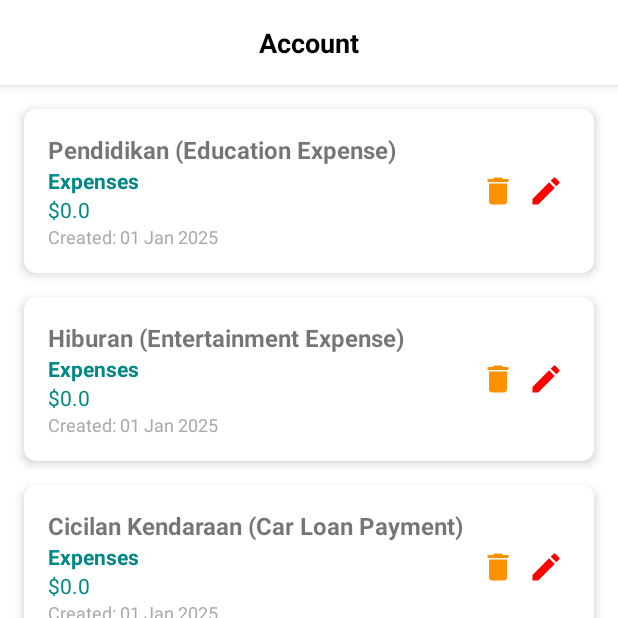
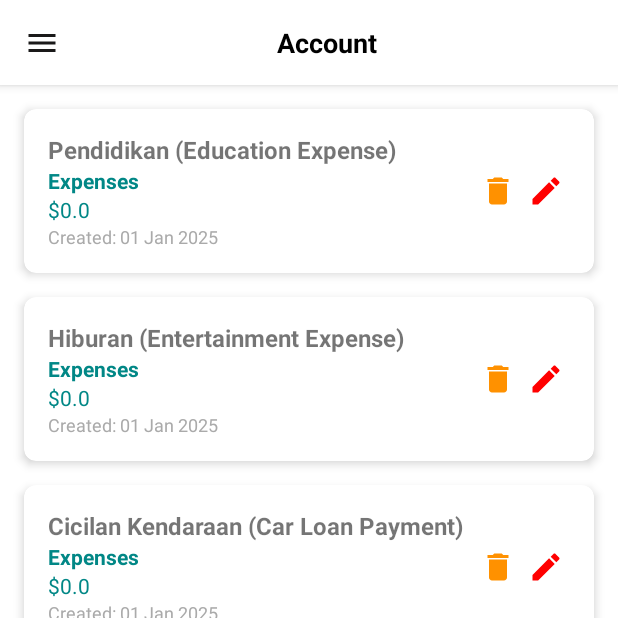
Before and after one commit to okomtayiw/accounting, an Android app: the screen it shows after launch (MainActivity), on a phone screen of 412 x 824 dp, the top half of it. Run offline under Robolectric (Android 15) with nearby library versions, the light colour scheme and no system bars; our stand-ins replace Room's generated code, navigation-ui.

Commit message:
add drawer to account fragment event

```diff
--- a/app/build.gradle
+++ b/app/build.gradle
@@ -69,6 +69,10 @@ dependencies {
     implementation libs.androidx.navigation.ui.ktx.v260
     implementation libs.material
 
+    implementation libs.androidx.drawerlayout
+    implementation libs.google.material.v1100
+
+
     // Vector drawable support
     implementation libs.androidx.vectordrawable
 
--- a/app/src/main/java/com/babsnet/accounting/ui/Account/AccountFragment.kt
+++ b/app/src/main/java/com/babsnet/accounting/ui/Account/AccountFragment.kt
@@ -5,6 +5,8 @@ import android.view.LayoutInflater
 import android.view.View
 import android.view.ViewGroup
 import android.widget.Toast
+import androidx.core.view.GravityCompat
+import androidx.drawerlayout.widget.DrawerLayout
 import androidx.fragment.app.Fragment
 import androidx.lifecycle.ViewModelProvider
 import androidx.navigation.fragment.findNavController
@@ -42,6 +44,10 @@ class AccountFragment : Fragment() {
         // Setup repository and ViewModel
         val repository = setupRepository()
         accountViewModel = setupViewModel(repository)
+        val drawerLayout = activity?.findViewById<DrawerLayout>(R.id.drawer_layout)
+        binding.btnMenu.setOnClickListener {
+            drawerLayout?.openDrawer(GravityCompat.START)
+        }
 
         // Setup RecyclerView
         val adapter = AccountAdapter(
--- a/app/src/main/java/com/babsnet/accounting/ui/transactions/TransactionsFragment.kt
+++ b/app/src/main/java/com/babsnet/accounting/ui/transactions/TransactionsFragment.kt
@@ -11,10 +11,8 @@ import android.widget.TableRow
 import android.widget.TextView
 import androidx.fragment.app.Fragment
 import androidx.lifecycle.ViewModelProvider
-import androidx.lifecycle.lifecycleScope
 import com.babsnet.accounting.databinding.FragmentTransactionsBinding
 import com.babsnet.accounting.data.entity.TransactionData
-import kotlinx.coroutines.launch
 import android.view.Gravity
 import com.babsnet.accounting.data.AppDatabase
 import com.babsnet.accounting.data.dao.JournalDao
@@ -68,7 +66,6 @@ class TransactionsFragment : Fragment() {
 
     @SuppressLint("DefaultLocale")
     private fun populateTransactionTable(transactions: List<TransactionData>) {
-        // Hapus semua baris data lama kecuali header (index 0)
         tableLayout.removeViews(1, tableLayout.childCount - 1)
         var totalDebit = 0.0
         var totalCredit = 0.0
--- /dev/null
+++ b/app/src/main/res/drawable/ic_menu.xml
@@ -0,0 +1,5 @@
+<vector xmlns:android="http://schemas.android.com/apk/res/android" android:height="24dp" android:tint="#1A1919" android:viewportHeight="24" android:viewportWidth="24" android:width="24dp">
+
+    <path android:fillColor="@android:color/white" android:pathData="M3,18h18v-2L3,16v2zM3,13h18v-2L3,11v2zM3,6v2h18L21,6L3,6z"/>
+
+</vector>
--- /dev/null
+++ b/app/src/main/res/drawable/ic_profile.xml
@@ -0,0 +1,5 @@
+<vector xmlns:android="http://schemas.android.com/apk/res/android" android:height="48dp" android:tint="#1A1919" android:viewportHeight="24" android:viewportWidth="24" android:width="48dp">
+
+    <path android:fillColor="@android:color/white" android:pathData="M12,2C6.48,2 2,6.48 2,12s4.48,10 10,10s10,-4.48 10,-10S17.52,2 12,2zM12,6c1.93,0 3.5,1.57 3.5,3.5S13.93,13 12,13s-3.5,-1.57 -3.5,-3.5S10.07,6 12,6zM12,20c-2.03,0 -4.43,-0.82 -6.14,-2.88C7.55,15.8 9.68,15 12,15s4.45,0.8 6.14,2.12C16.43,19.18 14.03,20 12,20z"/>
+
+</vector>
--- a/app/src/main/res/layout/activity_main.xml
+++ b/app/src/main/res/layout/activity_main.xml
@@ -1,9 +1,14 @@
 <?xml version="1.0" encoding="utf-8"?>
-<androidx.constraintlayout.widget.ConstraintLayout
+<androidx.drawerlayout.widget.DrawerLayout
     xmlns:android="http://schemas.android.com/apk/res/android"
     xmlns:app="http://schemas.android.com/apk/res-auto"
+    android:id="@+id/drawer_layout"
     android:layout_width="match_parent"
     android:layout_height="match_parent">
+
+    <androidx.constraintlayout.widget.ConstraintLayout
+        android:layout_width="match_parent"
+        android:layout_height="match_parent">
 
     <androidx.fragment.app.FragmentContainerView
         android:id="@+id/nav_host_fragment_activity_main"
@@ -32,4 +37,15 @@
         app:layout_constraintEnd_toEndOf="parent"
         style="@style/BottomNavigationStyle" />
 
-</androidx.constraintlayout.widget.ConstraintLayout>
+    </androidx.constraintlayout.widget.ConstraintLayout>
+
+    <!-- Navigation Drawer -->
+    <com.google.android.material.navigation.NavigationView
+        android:id="@+id/navigation_view"
+        android:layout_width="wrap_content"
+        android:layout_height="match_parent"
+        android:layout_gravity="start"
+        app:menu="@menu/drawer_menu"
+        app:headerLayout="@layout/nav_header" />
+
+</androidx.drawerlayout.widget.DrawerLayout>
--- a/app/src/main/res/layout/fragment_account.xml
+++ b/app/src/main/res/layout/fragment_account.xml
@@ -19,12 +19,10 @@
 
         <!-- Tombol kembali -->
         <ImageView
-            android:id="@+id/btn_back"
+            android:id="@+id/btn_menu"
             android:layout_width="24dp"
             android:layout_height="24dp"
-            android:visibility="gone"
-            android:src="@drawable/ic_arrow_back"
-            android:contentDescription="Back Button"
+            android:src="@drawable/ic_menu"
             app:layout_constraintStart_toStartOf="parent"
             app:layout_constraintTop_toTopOf="parent"
             app:layout_constraintBottom_toBottomOf="parent" />
@@ -38,7 +36,7 @@
             android:textSize="18sp"
             android:textStyle="bold"
             android:textColor="#000000"
-            app:layout_constraintStart_toEndOf="@id/btn_back"
+            app:layout_constraintStart_toEndOf="@id/btn_menu"
             app:layout_constraintTop_toTopOf="parent"
             app:layout_constraintBottom_toBottomOf="parent"
             app:layout_constraintEnd_toEndOf="parent"
--- /dev/null
+++ b/app/src/main/res/menu/drawer_menu.xml
@@ -0,0 +1,9 @@
+<?xml version="1.0" encoding="utf-8"?>
+<menu xmlns:android="http://schemas.android.com/apk/res/android">
+
+    <item
+        android:id="@+id/nav_my_files"
+        android:title="My Files"
+        android:icon="@drawable/ic_category" />
+
+</menu>
--- a/gradle/libs.versions.toml
+++ b/gradle/libs.versions.toml
@@ -1,6 +1,8 @@
 [versions]
 agp = "8.7.3"
 core = "1.47.0"
+drawerlayout = "1.2.0"
+googleMaterial = "1.10.0"
 kotlin = "1.9.24"
 coreKtx = "1.15.0"
 junit = "4.13.2"
@@ -25,12 +27,14 @@ supportAnnotations = "28.0.0"
 [libraries]
 androidx-core-ktx = { group = "androidx.core", name = "core-ktx", version.ref = "coreKtx" }
 #noinspection SimilarGradleDependency
+androidx-drawerlayout = { module = "androidx.drawerlayout:drawerlayout", version.ref = "drawerlayout" }
 androidx-navigation-fragment-ktx-v260 = { module = "androidx.navigation:navigation-fragment-ktx", version.ref = "navigationFragmentKtxVersion" }
 #noinspection SimilarGradleDependency
 androidx-navigation-ui-ktx-v260 = { module = "androidx.navigation:navigation-ui-ktx", version.ref = "navigationUiKtxVersion" }
 #noinspection SimilarGradleDependency
 androidx-room-ktx-v252 = { module = "androidx.room:room-ktx", version.ref = "roomKtx" }
 core = { module = "com.google.ar:core", version.ref = "core" }
+google-material-v1100 = { module = "com.google.android.material:material", version.ref = "googleMaterial" }
 junit = { group = "junit", name = "junit", version.ref = "junit" }
 androidx-junit = { group = "androidx.test.ext", name = "junit", version.ref = "junitVersion" }
 androidx-espresso-core = { group = "androidx.test.espresso", name = "espresso-core", version.ref = "espressoCore" }
```
Also changed, not shown: app/src/main/res/layout/nav_header.xml (added, +47 -0 lines), app/src/main/res/navigation/nav_graph.xml (added, +14 -0 lines).
